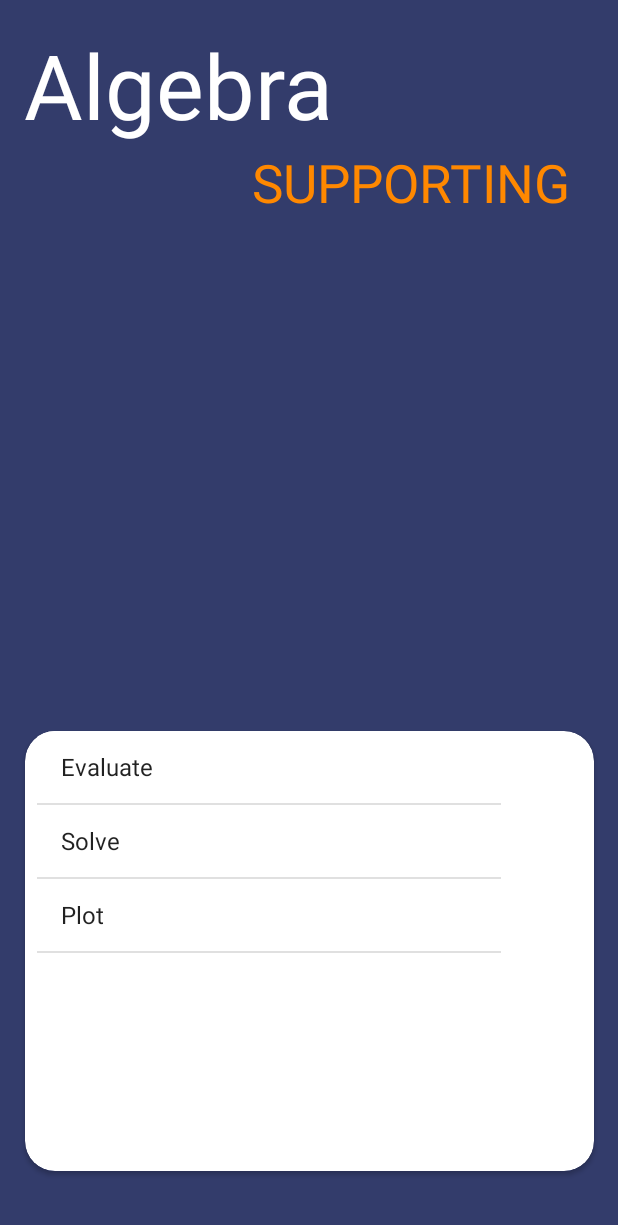
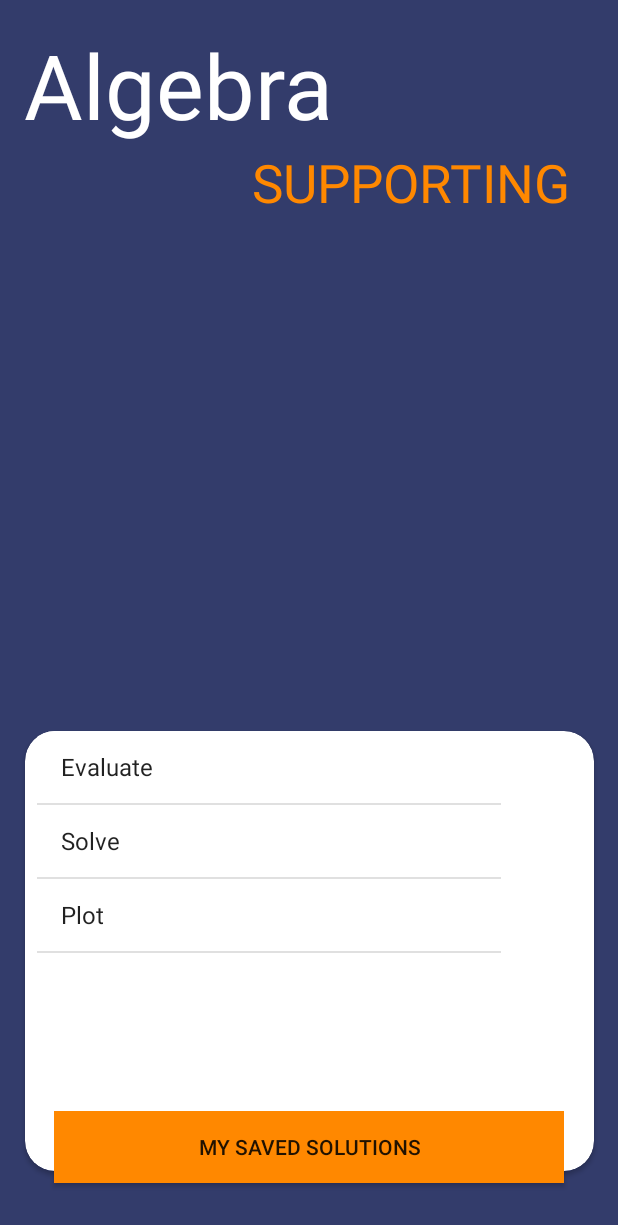
Before and after one commit to rodnierbc/Algebra-Supporting, an Android app: the screen it shows after launch (MainActivity), on a phone screen of 412 x 824 dp. Shown: the top 1225 px of the screen. Run offline under Robolectric (Android 15) with nearby library versions, the phone set to English and light mode, and no system bars; our stand-ins replace ButterKnife.

```diff
--- a/app/src/main/java/com/epicodus/algebrasupporting/ui/MainActivity.java
+++ b/app/src/main/java/com/epicodus/algebrasupporting/ui/MainActivity.java
@@ -5,6 +5,7 @@ import android.support.v7.app.AppCompatActivity;
 import android.os.Bundle;
 import android.view.View;
 import android.widget.AdapterView;
+import android.widget.Button;
 import android.widget.ListView;
 
 import com.epicodus.algebrasupporting.Adapters.MainOptionsArrayAdapter;
@@ -13,8 +14,10 @@ import com.epicodus.algebrasupporting.R;
 import butterknife.BindView;
 import butterknife.ButterKnife;
 
-public class MainActivity extends AppCompatActivity {
+public class MainActivity extends AppCompatActivity implements View.OnClickListener {
     @BindView(R.id.mainOptionsList) ListView mMainOptionsList;
+    @BindView(R.id.savedResultsSolveButton)
+    Button mSavedResultsSolveButton;
 
     private String[] mOptions = new String[] {"Evaluate","Solve","Plot"};
 
@@ -23,6 +26,7 @@ public class MainActivity extends AppCompatActivity {
         super.onCreate(savedInstanceState);
         setContentView(R.layout.activity_main);
         ButterKnife.bind(this);
+        mSavedResultsSolveButton.setOnClickListener(this);
 
         final MainOptionsArrayAdapter adapter = new MainOptionsArrayAdapter(this, android.R.layout.simple_list_item_1, mOptions ); //must match constructor!
         mMainOptionsList.setAdapter(adapter);
@@ -37,4 +41,13 @@ public class MainActivity extends AppCompatActivity {
         });
 
     }
+    @Override
+    public void onClick(View v) {
+        if(v == mSavedResultsSolveButton) {
+            Intent intent = new Intent(MainActivity.this, SavedResultSolveListActivity.class);
+            startActivity(intent);
+        }
+
+    }
+
 }
--- a/app/src/main/java/com/epicodus/algebrasupporting/ui/ResultSolveDetailActivity.java
+++ b/app/src/main/java/com/epicodus/algebrasupporting/ui/ResultSolveDetailActivity.java
@@ -28,7 +28,7 @@ public class ResultSolveDetailActivity extends AppCompatActivity {
         setContentView(R.layout.activity_result_solve_detail);
         ButterKnife.bind(this);
 
-        mSolveResults = Parcels.unwrap(getIntent().getParcelableExtra("solveResult"));
+        mSolveResults = Parcels.unwrap(getIntent().getParcelableExtra("solveResults"));
         int startingPosition = getIntent().getIntExtra("position", 0);
 
         adapterViewPager = new ResultSolvePagerAdapter(getSupportFragmentManager(), mSolveResults);
--- a/app/src/main/res/layout/activity_main.xml
+++ b/app/src/main/res/layout/activity_main.xml
@@ -68,6 +68,26 @@
 
     </android.support.v7.widget.CardView>
 
+    <Button
+        android:id="@+id/savedResultsSolveButton"
+        android:layout_width="340dp"
+        android:layout_height="wrap_content"
+        android:layout_alignParentBottom="true"
+        android:layout_alignParentLeft="true"
+        android:layout_alignParentStart="true"
+        android:layout_marginBottom="8dp"
+        android:layout_marginEnd="8dp"
+        android:layout_marginStart="8dp"
+        android:layout_marginTop="8dp"
+        android:background="@android:color/holo_orange_dark"
+        android:text="My Saved Solutions"
+        android:visibility="visible"
+        app:layout_constraintBottom_toBottomOf="parent"
+        app:layout_constraintEnd_toEndOf="parent"
+        app:layout_constraintStart_toStartOf="parent"
+        app:layout_constraintTop_toTopOf="parent"
+        app:layout_constraintVertical_bias="0.964" />
+
 
 
 
```
Also changed, not shown: app/src/main/AndroidManifest.xml (+13 -0 lines), app/src/main/java/com/epicodus/algebrasupporting/Adapters/FirebaseResultSolveViewHolder.java (+4 -19 lines), app/src/main/java/com/epicodus/algebrasupporting/ui/ResultSolveDetailFragment.java (+9 -8 lines), app/src/main/java/com/epicodus/algebrasupporting/ui/SavedResultSolveListActivity.java (+8 -9 lines), app/src/main/res/layout/activity_saved_results_solve.xml (+13 -4 lines), app/src/main/res/layout/fragment_result_solve_detail.xml (+63 -56 lines), app/src/main/res/layout/result_solve_list_item.xml (added, +27 -0 lines).
